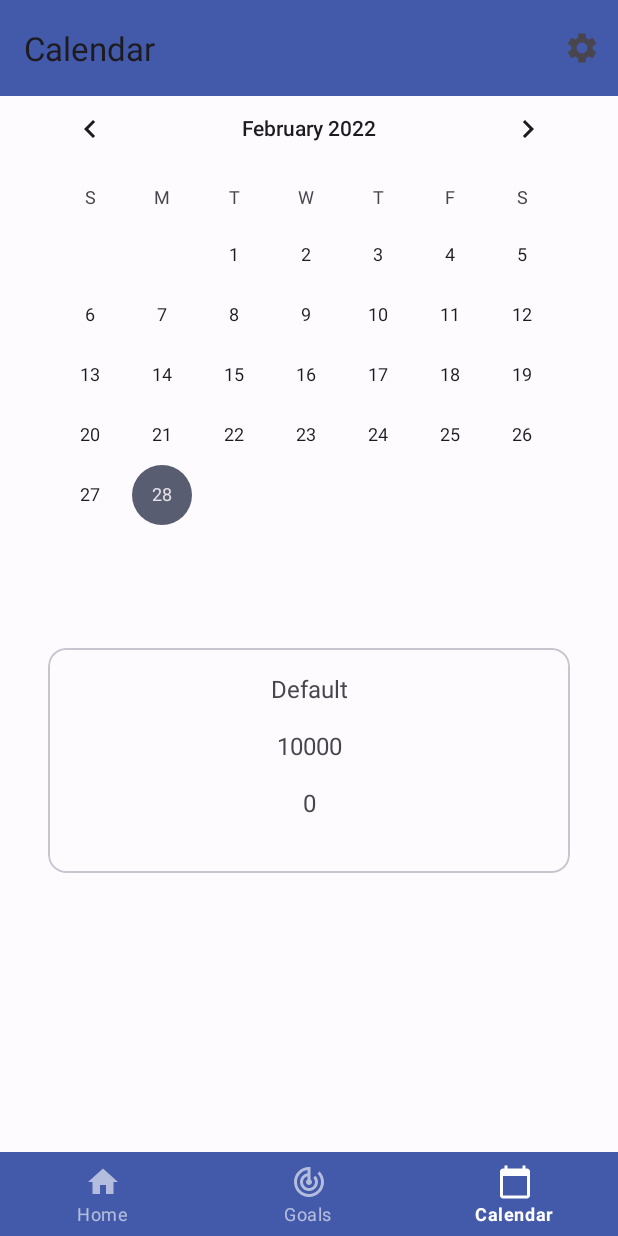
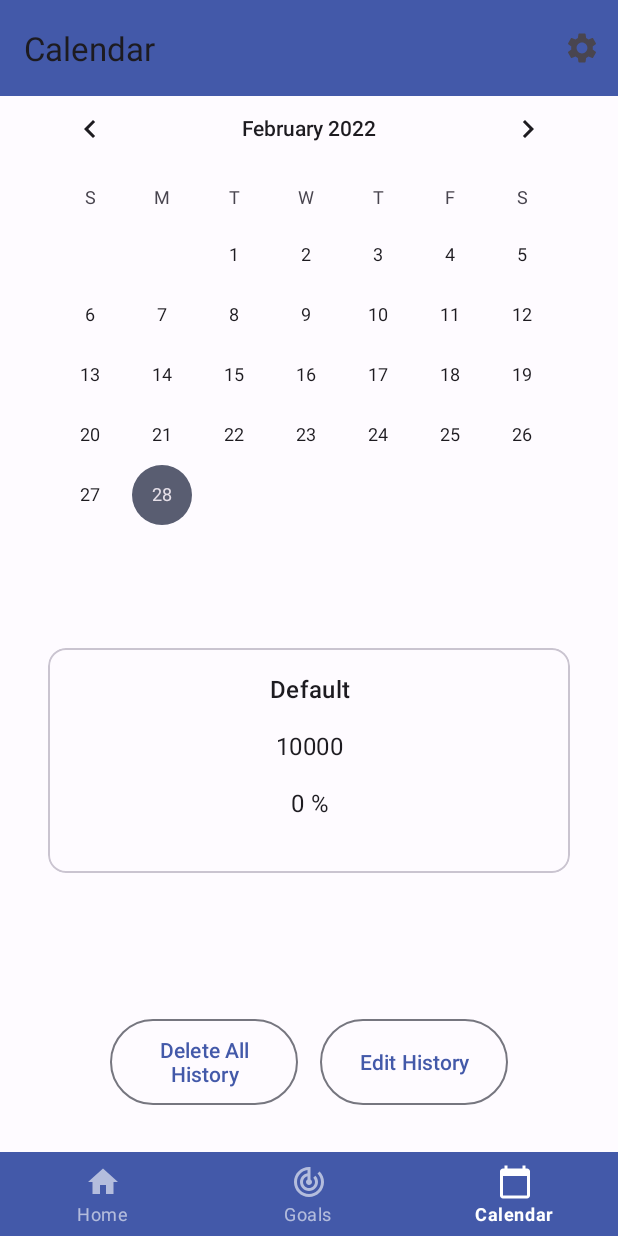
Before and after one commit to Blair-Mckenzie/AGSR, an Android app: the fragment_calendar screen opened through its navigation route, on a phone screen of 412 x 824 dp. Run offline under Robolectric (Android 15) with nearby library versions, the phone set to English and light mode, and no system bars; our stand-ins replace Room's generated code, navigation-ui.

Commit message:
History now displays on each selected date, delete all history implemented

```diff
--- a/app/src/main/java/com/example/agsr/AGSRDatabase.java
+++ b/app/src/main/java/com/example/agsr/AGSRDatabase.java
@@ -52,8 +52,9 @@ public abstract class AGSRDatabase  extends RoomDatabase {
                         dao.insert(defaultTarget);
                     }
                     dao1.deleteAll();
-//                    dao1.insert(new History("27/02/2022","Default",10000,2000));
-
+                    dao1.insert(new History("27/02/2022","Default",10000,1000));
+                    dao1.insert(new History("26/02/2022","Default",5000,1000));
+                    dao1.insert(new History("23/02/2022","Default",2000,1000));
 
 
 ////                dao.deleteAll();
--- a/app/src/main/java/com/example/agsr/AGSRRepository.java
+++ b/app/src/main/java/com/example/agsr/AGSRRepository.java
@@ -5,6 +5,9 @@ import android.os.AsyncTask;
 
 import androidx.lifecycle.LiveData;
 
+import java.text.SimpleDateFormat;
+import java.util.Calendar;
+import java.util.Date;
 import java.util.List;
 
 public class AGSRRepository {
@@ -17,6 +20,8 @@ public class AGSRRepository {
 
     private final HistoryDao historyDao;
     private final LiveData<List<History>> allHistory;
+    private final LiveData<List<History>> todayHistory;
+    private String date;
 
     AGSRRepository(Application application) {
         AGSRDatabase db = AGSRDatabase.getDatabase(application);
@@ -26,6 +31,7 @@ public class AGSRRepository {
         allTargets = targetDao.getTargets();
         historyDao = db.historyDao();
         allHistory = historyDao.getHistory();
+        todayHistory = historyDao.getHistoryDate(date);
     }
 
     LiveData<List<Target>> getAllTargets() {
@@ -54,6 +60,10 @@ public class AGSRRepository {
     LiveData<List<History>> getAllHistory() {
         return allHistory;
     }
+
+    LiveData<List<History>> getTodayHistory(String date){
+        return historyDao.getHistoryDate(date);
+    }
     void insert(History history) {
         AGSRDatabase.databaseWriteExecutor.execute(() -> historyDao.insert(history));
     }
@@ -63,5 +73,9 @@ public class AGSRRepository {
     void delete(History history) {
         AGSRDatabase.databaseWriteExecutor.execute(() -> historyDao.delete(history));
     }
+    void deleteAll(){
+        AGSRDatabase.databaseWriteExecutor.execute(historyDao::deleteAll);
+    }
+
 
 }
--- a/app/src/main/java/com/example/agsr/HistoryAdapter.java
+++ b/app/src/main/java/com/example/agsr/HistoryAdapter.java
@@ -32,9 +32,10 @@ public class HistoryAdapter extends ListAdapter<History, HistoryAdapter.HistoryV
     @Override
     public void onBindViewHolder(@NonNull HistoryViewHolder holder, int position) {
         History history = getItem(position);
+        double prog = (((double) history.getCurrentSteps() / (double) history.getGoalSteps()) * 100);
         holder.historyTargetTitle.setText(history.getGoalTitle());
         holder.historyTargetSteps.setText( String.valueOf(history.getGoalSteps()));
-        holder.historyGoalCompleted.setText(String.valueOf(history.getCurrentSteps()));
+        holder.historyGoalCompleted.setText(MessageFormat.format("{0} %", String.valueOf(Math.round(prog))));
 //        holder.targetNumStepsView.setText(MessageFormat.format("{0} Steps", String.valueOf(target.getNumSteps())));
     }
 
--- a/app/src/main/java/com/example/agsr/HistoryDao.java
+++ b/app/src/main/java/com/example/agsr/HistoryDao.java
@@ -27,6 +27,9 @@ public interface HistoryDao {
     @Query("DELETE FROM history_table")
     void deleteAll();
 
+    @Query("SELECT * FROM history_table where date = :date")
+    LiveData<List<History>> getHistoryDate(String date);
+
     @Query("SELECT * FROM history_table")
     public History[] getAllHistory();
 
--- a/app/src/main/java/com/example/agsr/HistoryViewModel.java
+++ b/app/src/main/java/com/example/agsr/HistoryViewModel.java
@@ -5,30 +5,41 @@ import android.app.Application;
 import androidx.lifecycle.AndroidViewModel;
 import androidx.lifecycle.LiveData;
 
+import java.text.SimpleDateFormat;
+import java.util.Calendar;
 import java.util.List;
 
 public class HistoryViewModel extends AndroidViewModel {
     private AGSRRepository repository;
     private final LiveData<List<History>> allHistory;
+    private final LiveData<List<History>> todayHistory;
 
     public HistoryViewModel(Application application) {
         super(application);
         repository = new AGSRRepository(application);
         allHistory = repository.getAllHistory();
+        Calendar calendar = Calendar.getInstance();
+        SimpleDateFormat dateFormat = new SimpleDateFormat("dd/MM/yyyy");
+        String date = dateFormat.format(calendar.getTime());
+        todayHistory = repository.getTodayHistory(date);
     }
 
     LiveData<List<History>> getHistory(){
         return allHistory;
     }
 
+    LiveData<List<History>> getTodayHistory(String date){
+        return repository.getTodayHistory(date);
+    }
+    public void deleteAll(){
+        repository.deleteAll();
+    }
     public void insert(History history){
         repository.insert(history);
     }
-
     public void delete(History history){
         repository.delete(history);
     }
-
     public void update(History history){
         repository.update(history);
     }
--- a/app/src/main/java/com/example/agsr/fragment_calendar.java
+++ b/app/src/main/java/com/example/agsr/fragment_calendar.java
@@ -2,6 +2,7 @@ package com.example.agsr;
 
 import android.os.Bundle;
 
+import androidx.annotation.NonNull;
 import androidx.annotation.Nullable;
 import androidx.fragment.app.Fragment;
 import androidx.lifecycle.Observer;
@@ -12,6 +13,7 @@ import androidx.recyclerview.widget.RecyclerView;
 import android.view.LayoutInflater;
 import android.view.View;
 import android.view.ViewGroup;
+import android.widget.Button;
 import android.widget.CalendarView;
 import android.widget.TextView;
 
@@ -24,8 +26,10 @@ public class fragment_calendar extends Fragment {
 
     public static HistoryViewModel historyViewModel;
     private RecyclerView recyclerView;
-    HistoryAdapter adapter;
+    static HistoryAdapter adapter;
     String currentDate;
+    private final DateFormat dateFormat = new SimpleDateFormat("dd/MM/yyyy");
+
 
     public fragment_calendar() {
         // Required empty public constructor
@@ -46,7 +50,12 @@ public class fragment_calendar extends Fragment {
     @Override
     public void onResume() {
         super.onResume();
-
+        List<History> currentList = adapter.getCurrentList();
+        if(currentList.size() >1){
+            for(int i =0;i<currentList.size()-1;i++){
+                historyViewModel.delete(currentList.get(i));
+            }
+        }
     }
 
     @Override
@@ -57,7 +66,9 @@ public class fragment_calendar extends Fragment {
         TextView historyTargetTitle = view.findViewById(R.id.history_target_title);
         TextView historyTargetSteps = view.findViewById(R.id.history_target_steps);
         TextView historyGoalCompleted = view.findViewById(R.id.history_goal_completed);
-        DateFormat dateFormat = new SimpleDateFormat("dd/MM/yyyy");
+        Button deleteHistory = view.findViewById(R.id.delete_history_button);
+        Button editHistory = view.findViewById(R.id.edit_history_button);
+
         currentDate = dateFormat.format(calendarView.getDate());
         System.out.println(calendarView.getDate());
         LinearLayoutManager layoutManager = new LinearLayoutManager(this.getContext());
@@ -65,10 +76,35 @@ public class fragment_calendar extends Fragment {
         adapter = new HistoryAdapter(new HistoryAdapter.TargetDiff());
         recyclerView.setAdapter(adapter);
         historyViewModel = new ViewModelProvider(this).get(HistoryViewModel.class);
-        historyViewModel.getHistory().observe(getViewLifecycleOwner(), histories -> adapter.submitList(histories));
+        historyViewModel.getTodayHistory(currentDate).observe(getViewLifecycleOwner(),histories -> adapter.submitList(histories));
 
-//        calendarView.set
+//        historyViewModel.getHistory().observe(getViewLifecycleOwner(), histories -> adapter.submitList(histories));
+        calendarView.setOnDateChangeListener(new CalendarView.OnDateChangeListener() {
+            @Override
+            public void onSelectedDayChange(@NonNull CalendarView calendarView, int year, int month, int day) {
+                historyViewModel.getTodayHistory(currentDate).removeObservers(getViewLifecycleOwner());
+                month = month+1 ;
+                String newDate;
+                if(month <10){
+                    newDate = (String.valueOf(day)+"/"+ "0"+String.valueOf(month)+"/"+String.valueOf(year));
+                }else{
+                    newDate = (String.valueOf(day)+"/"+ String.valueOf(month)+"/"+String.valueOf(year));
+                }
+                historyViewModel.getTodayHistory(newDate).observe(getViewLifecycleOwner(),histories -> adapter.submitList(histories));
+            }
+        });
 
+        deleteHistory.setOnClickListener(view1 -> {
+            historyViewModel.deleteAll();
+        });
+
+        editHistory.setOnClickListener(view1->{
+
+        });
         return view;
     }
+
+    public List<History> getHistoryList(){
+        return adapter.getCurrentList();
+    }
 }
--- a/app/src/main/java/com/example/agsr/fragment_home.java
+++ b/app/src/main/java/com/example/agsr/fragment_home.java
@@ -1,5 +1,6 @@
 package com.example.agsr;
 
+import android.animation.ObjectAnimator;
 import android.content.BroadcastReceiver;
 import android.content.Context;
 import android.content.Intent;
@@ -25,6 +26,7 @@ import java.text.MessageFormat;
 import java.text.SimpleDateFormat;
 import java.util.Calendar;
 import java.util.List;
+import java.util.concurrent.atomic.AtomicReference;
 
 /**
  * A simple {@link Fragment} subclass.
@@ -46,9 +48,6 @@ public class fragment_home extends Fragment {
     private TextView displayPercentage;
     private TextView goalName;
 
-    private TextView dateTimeDisplay;
-    private Calendar calendar;
-    private SimpleDateFormat dateFormat;
     private String date;
 
     public fragment_home() {
@@ -110,9 +109,9 @@ public class fragment_home extends Fragment {
         progressBar = view.findViewById(R.id.progress_bar);
         goalName = view.findViewById(R.id.current_goal_textview);
 
-        dateTimeDisplay = view.findViewById(R.id.date_view);
-        calendar = Calendar.getInstance();
-        dateFormat = new SimpleDateFormat("dd/MM/yyyy");
+        TextView dateTimeDisplay = view.findViewById(R.id.date_view);
+        Calendar calendar = Calendar.getInstance();
+        SimpleDateFormat dateFormat = new SimpleDateFormat("dd/MM/yyyy");
         date = dateFormat.format(calendar.getTime());
         dateTimeDisplay.setText(date);
 
@@ -142,7 +141,8 @@ public class fragment_home extends Fragment {
 
     public void updateProgressBar() {
         double prog = (((double) numSteps / (double) goal) * 100);
-        progressBar.setProgress((int) prog, true);
+//        progressBar.setProgress((int) prog, true);
+        ObjectAnimator.ofInt(progressBar,"progress",(int) prog).setDuration(350).start();
         displayCurrentSteps.setText(MessageFormat.format("{0} / {1}", String.valueOf(numSteps), goal));
         displayPercentage.setText(MessageFormat.format("{0} %", String.valueOf(Math.round(prog))));
     }
--- a/app/src/main/res/layout/fragment_calendar.xml
+++ b/app/src/main/res/layout/fragment_calendar.xml
@@ -21,11 +21,34 @@
         android:id="@+id/history_recycler_view"
         android:layout_width="match_parent"
         android:layout_height="175dp"
+        android:layout_marginHorizontal="16dp"
         android:layout_marginTop="20dp"
-        android:layout_marginHorizontal="16dp"
         app:layout_constraintEnd_toEndOf="parent"
         app:layout_constraintStart_toStartOf="parent"
         app:layout_constraintTop_toBottomOf="@+id/calendarView" />
 
+    <Button
+        android:id="@+id/delete_history_button"
+        style="?attr/materialButtonOutlinedStyle"
+        android:layout_width="125dp"
+        android:layout_height="65dp"
+        android:layout_marginEnd="140dp"
+        android:text="@string/delete_all_history"
+        app:layout_constraintBottom_toBottomOf="parent"
+        app:layout_constraintEnd_toEndOf="parent"
+        app:layout_constraintStart_toStartOf="parent"
+        app:layout_constraintTop_toBottomOf="@+id/history_recycler_view" />
+
+    <Button
+        android:id="@+id/edit_history_button"
+        style="?attr/materialButtonOutlinedStyle"
+        android:layout_width="125dp"
+        android:layout_height="65dp"
+        app:layout_constraintBottom_toBottomOf="parent"
+        android:layout_marginStart="140dp"
+        android:text="@string/edit_history"
+        app:layout_constraintEnd_toEndOf="parent"
+        app:layout_constraintStart_toStartOf="parent"
+        app:layout_constraintTop_toBottomOf="@+id/history_recycler_view" />
 
 </androidx.constraintlayout.widget.ConstraintLayout>
--- a/app/src/main/res/layout/history_card.xml
+++ b/app/src/main/res/layout/history_card.xml
@@ -1,23 +1,27 @@
-<LinearLayout android:layout_width="match_parent"
+<LinearLayout xmlns:android="http://schemas.android.com/apk/res/android"
+    xmlns:tools="http://schemas.android.com/tools"
+    android:layout_width="match_parent"
     android:layout_height="match_parent"
-    xmlns:tools="http://schemas.android.com/tools"
-    android:orientation="vertical"
-    xmlns:android="http://schemas.android.com/apk/res/android">
+    android:orientation="vertical">
 
     <com.google.android.material.card.MaterialCardView
-    android:layout_width="match_parent"
-    android:layout_height="150dp"
-    android:layout_margin="16dp">
+        android:layout_width="match_parent"
+        android:layout_height="150dp"
+        android:layout_margin="16dp"
+        android:elevation="4dp">
+
         <LinearLayout
             android:layout_width="match_parent"
             android:layout_height="match_parent"
             android:orientation="vertical">
+
             <TextView
                 android:id="@+id/history_target_title"
                 android:layout_width="match_parent"
                 android:layout_height="wrap_content"
                 android:layout_margin="16dp"
                 android:gravity="center"
+                android:textAppearance="?attr/textAppearanceHeadline6"
                 android:textSize="16sp"
                 tools:text="Goal Name" />
 
@@ -28,6 +32,7 @@
                 android:layout_marginHorizontal="16dp"
                 android:layout_marginBottom="16dp"
                 android:gravity="center"
+                android:textAppearance="?attr/textAppearanceBody2"
                 android:textSize="16sp"
                 tools:text="Number of Steps" />
 
@@ -38,9 +43,10 @@
                 android:layout_marginHorizontal="16dp"
                 android:layout_marginBottom="16dp"
                 android:gravity="center"
+                android:textAppearance="?attr/textAppearanceBody2"
                 android:textSize="16sp"
                 tools:text="% of Goal Completed" />
         </LinearLayout>
 
-</com.google.android.material.card.MaterialCardView>
+    </com.google.android.material.card.MaterialCardView>
 </LinearLayout>
--- a/app/src/main/res/values/strings.xml
+++ b/app/src/main/res/values/strings.xml
@@ -22,4 +22,6 @@
     <string name="about_menu_text">About</string>
     <string name="toggle_editable_goals">Toggle editable goals</string>
     <string name="toggle_historical_editing">Toggle Historical Editing</string>
+    <string name="delete_all_history">Delete All History</string>
+    <string name="edit_history">Edit History</string>
 </resources>
```
